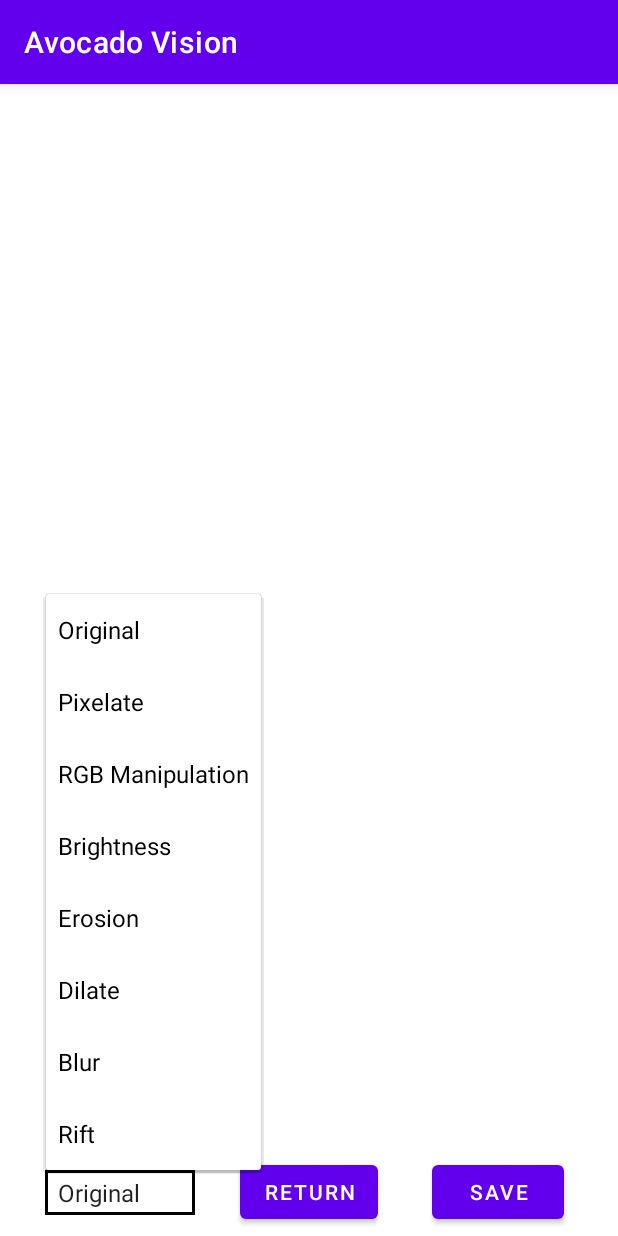
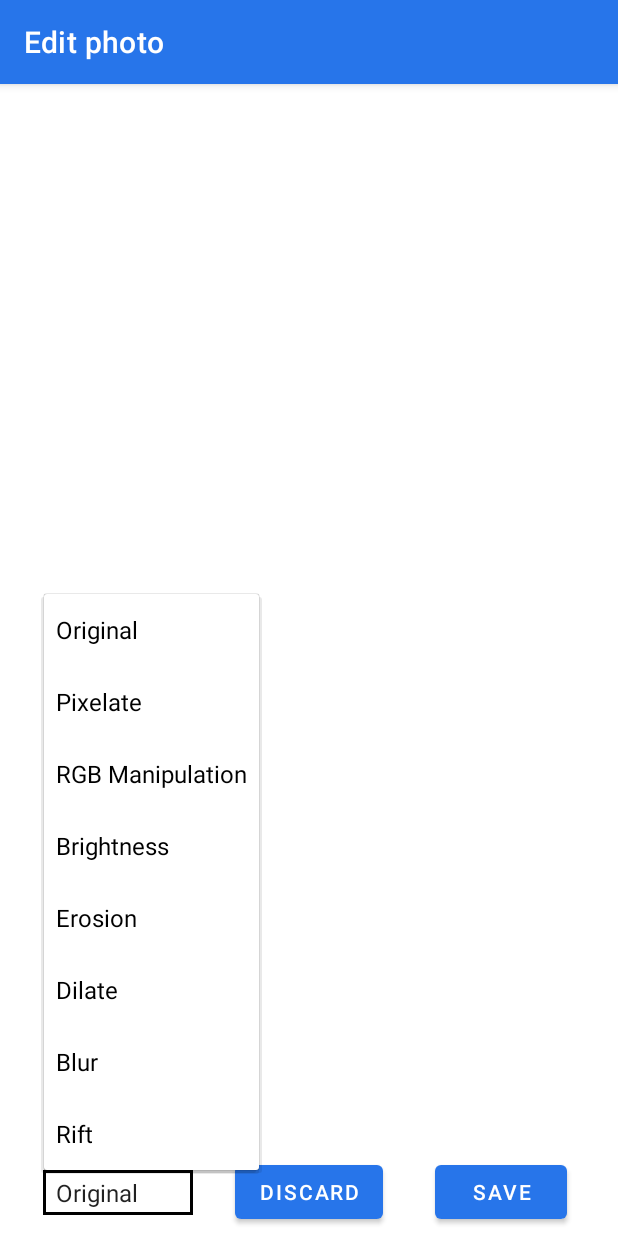
Before and after one commit to Helpless-Avocado/Avocado_Vision, an Android app: the PictureEditActivity screen opened directly, with no data from a screen before it, after a tap on "Original", on a phone screen of 412 x 824 dp. Run offline under Robolectric (Android 15) with nearby library versions, the phone set to English and light mode, and no system bars; 6 statements that could not run were skipped.

Commit message:
UI changes

```diff
--- a/app/src/main/AndroidManifest.xml
+++ b/app/src/main/AndroidManifest.xml
@@ -22,13 +22,13 @@
 
     <application
         android:allowBackup="true"
-        android:icon="@mipmap/ic_launcher"
+        android:icon="@mipmap/app_icon"
         android:label="@string/app_name"
-        android:roundIcon="@mipmap/ic_launcher_round"
+        android:roundIcon="@mipmap/app_icon"
         android:supportsRtl="true"
         android:requestLegacyExternalStorage="true"
         android:theme="@style/Theme.Opencv2"
-        tools:replace="android:theme">
+        tools:replace="android:icon, android:roundIcon, android:theme">
         <activity
             android:name="com.example.opencv2.PictureEditActivity"
             android:screenOrientation="portrait" />
--- a/app/src/main/java/com/example/opencv2/CameraActivity.java
+++ b/app/src/main/java/com/example/opencv2/CameraActivity.java
@@ -57,6 +57,8 @@ public class CameraActivity extends AppCompatActivity implements CameraBridgeVie
     protected void onCreate(Bundle savedInstanceState) {
         super.onCreate(savedInstanceState);
         setContentView(R.layout.camera_main);
+
+        setTitle("Choose filter");
 
         //Checking if Permissions are granted
         checkPermission(Manifest.permission.CAMERA, Camera_Perms);
--- a/app/src/main/java/com/example/opencv2/PictureEditActivity.java
+++ b/app/src/main/java/com/example/opencv2/PictureEditActivity.java
@@ -597,6 +597,8 @@ public class PictureEditActivity extends AppCompatActivity implements AdapterVie
         super.onCreate(savedInstanceState);
         setContentView(R.layout.picture_main);
 
+        setTitle("Edit photo");
+
         //Resetting Reset
         reset = 0;
 
--- a/app/src/main/java/com/example/opencv2/VideoToFrameActivity.java
+++ b/app/src/main/java/com/example/opencv2/VideoToFrameActivity.java
@@ -315,6 +315,8 @@ public class VideoToFrameActivity extends AppCompatActivity implements AdapterVi
         super.onCreate(SavedInstanceState);
         setContentView(R.layout.video_main);
 
+        setTitle("Edit video");
+
         //Video Code to initialize Video
         myVideoView = findViewById(R.id.videoView1);
         android.net.Uri videoUri = android.net.Uri.parse(getIntent().getExtras().getString("videoUri"));
--- a/app/src/main/res/layout/camera_main.xml
+++ b/app/src/main/res/layout/camera_main.xml
@@ -22,10 +22,10 @@
         android:text="@string/picture"
         app:layout_constraintBottom_toBottomOf="parent"
         app:layout_constraintEnd_toEndOf="parent"
-        app:layout_constraintHorizontal_bias="0.5"
+        app:layout_constraintHorizontal_bias="0.526"
         app:layout_constraintStart_toStartOf="parent"
         app:layout_constraintTop_toTopOf="parent"
-        app:layout_constraintVertical_bias="0.97" />
+        app:layout_constraintVertical_bias="0.988" />
 
     <Spinner
         android:id="@+id/spinner"
--- a/app/src/main/res/values/colors.xml
+++ b/app/src/main/res/values/colors.xml
@@ -7,4 +7,6 @@
     <color name="teal_700">#FF018786</color>
     <color name="black">#FF000000</color>
     <color name="white">#FFFFFFFF</color>
+    <color name="blue">#2775EA</color>
+
 </resources>
--- a/app/src/main/res/values/strings.xml
+++ b/app/src/main/res/values/strings.xml
@@ -1,6 +1,6 @@
 <resources>
     <string name="app_name">Avocado Vision</string>
-    <string name="Return">Return</string>
+    <string name="Return">Discard</string>
     <string name="welcome_new">Welcome to New Activity</string>
     <string name="img_desc">Image to be Filtered</string>
     <string name="vid_desc">Video to be Filtered</string>
--- a/app/src/main/res/values/themes.xml
+++ b/app/src/main/res/values/themes.xml
@@ -2,8 +2,8 @@
     <!-- Base application theme. -->
     <style name="Theme.Opencv2" parent="Theme.MaterialComponents.DayNight.DarkActionBar">
         <!-- Primary brand color. -->
-        <item name="colorPrimary">@color/purple_500</item>
-        <item name="colorPrimaryVariant">@color/purple_700</item>
+        <item name="colorPrimary">@color/blue</item>
+        <item name="colorPrimaryVariant">@color/blue</item>
         <item name="colorOnPrimary">@color/white</item>
         <!-- Secondary brand color. -->
         <item name="colorSecondary">@color/teal_200</item>
```
Also changed, not shown: app/src/main/res/mipmap-xxhdpi/app_icon.jpg (added), 227 other files.
